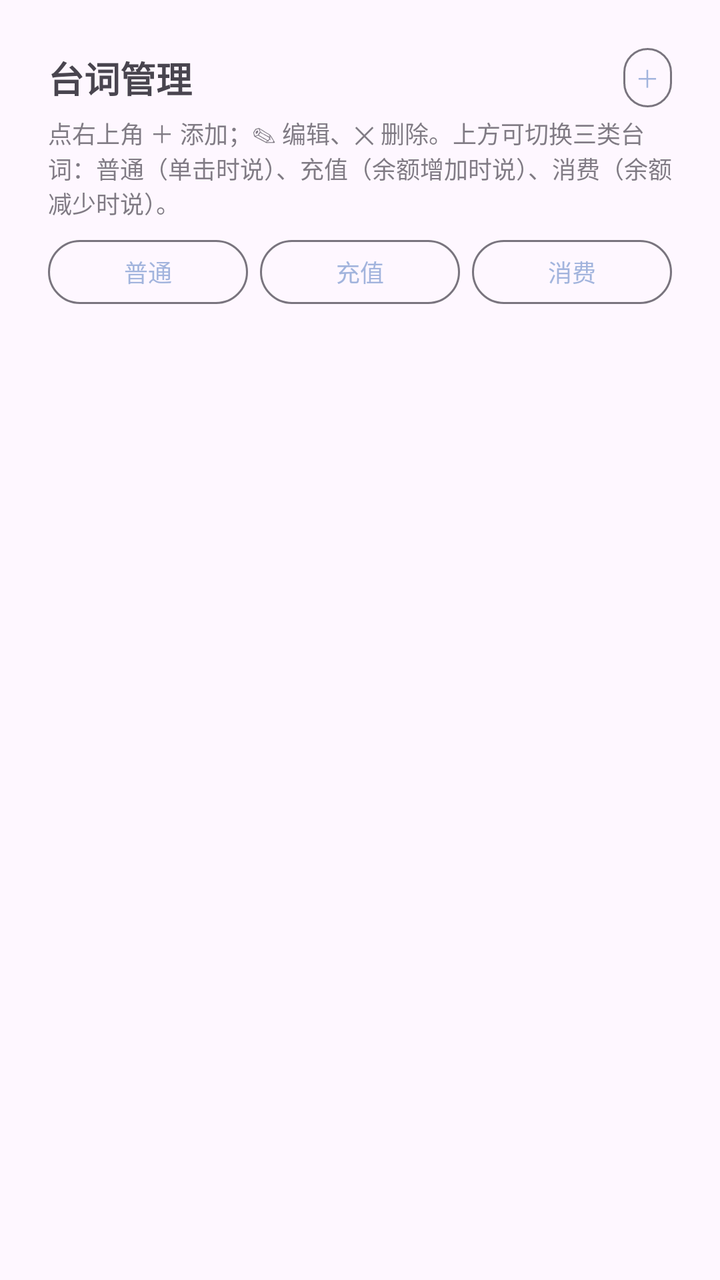
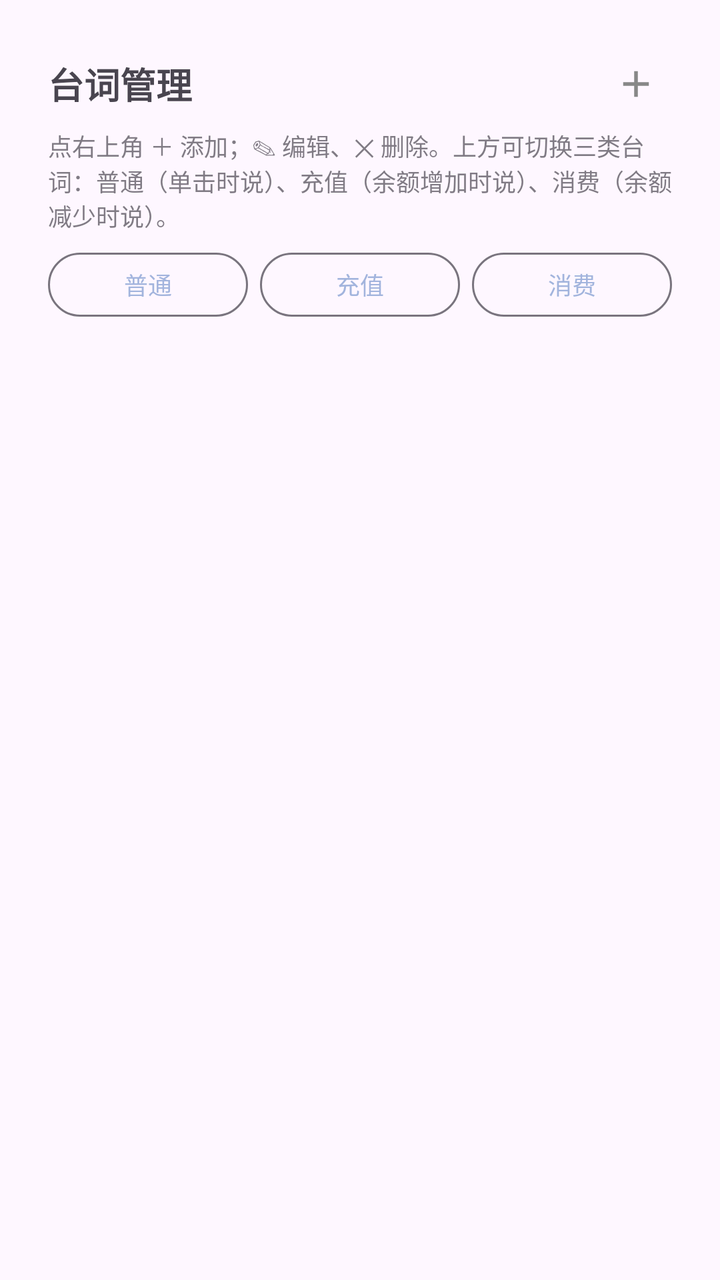

Before-and-after screenshots of an Android layout around one commit, followed by the original layout XML and the change that was made.
<!-- AndroidManifest.xml: application theme Theme.WhalePet -->
<!-- res/layout/page_lines.xml -->
<?xml version="1.0" encoding="utf-8"?>
<ScrollView xmlns:android="http://schemas.android.com/apk/res/android"
    android:layout_width="match_parent"
    android:layout_height="match_parent"
    android:fillViewport="true">

    <LinearLayout
        android:layout_width="match_parent"
        android:layout_height="wrap_content"
        android:orientation="vertical"
        android:padding="24dp">

        
        <LinearLayout
            android:layout_width="match_parent"
            android:layout_height="wrap_content"
            android:gravity="center_vertical"
            android:orientation="horizontal">

            <TextView
                android:layout_width="0dp"
                android:layout_height="wrap_content"
                android:layout_weight="1"
                android:text="@string/lines_title"
                android:textSize="18sp"
                android:textStyle="bold" />

            <Button
                android:id="@+id/btn_add_line"
                style="?attr/materialButtonOutlinedStyle"
                android:layout_width="wrap_content"
                android:layout_height="wrap_content"
                android:contentDescription="@string/add_line_hint"
                android:insetBottom="0dp"
                android:insetTop="0dp"
                android:minHeight="28dp"
                android:minWidth="0dp"
                android:paddingLeft="6dp"
                android:paddingRight="6dp"
                android:text="＋"
                android:textSize="12sp" />
        </LinearLayout>

        <TextView
            android:layout_width="match_parent"
            android:layout_height="wrap_content"
            android:layout_marginTop="4dp"
            android:alpha="0.7"
            android:text="@string/lines_hint"
            android:textSize="12sp" />

        
        <LinearLayout
            android:layout_width="match_parent"
            android:layout_height="wrap_content"
            android:layout_marginTop="10dp"
            android:orientation="horizontal">

            <Button
                android:id="@+id/tab_line_normal"
                style="?attr/materialButtonOutlinedStyle"
                android:layout_width="0dp"
                android:layout_height="wrap_content"
                android:layout_weight="1"
                android:insetBottom="0dp"
                android:insetTop="0dp"
                android:minHeight="32dp"
                android:minWidth="0dp"
                android:text="@string/line_type_normal"
                android:textSize="12sp" />

            <Button
                android:id="@+id/tab_line_gain"
                style="?attr/materialButtonOutlinedStyle"
                android:layout_width="0dp"
                android:layout_height="wrap_content"
                android:layout_marginStart="6dp"
                android:layout_weight="1"
                android:insetBottom="0dp"
                android:insetTop="0dp"
                android:minHeight="32dp"
                android:minWidth="0dp"
                android:text="@string/line_type_gain"
                android:textSize="12sp" />

            <Button
                android:id="@+id/tab_line_loss"
                style="?attr/materialButtonOutlinedStyle"
                android:layout_width="0dp"
                android:layout_height="wrap_content"
                android:layout_marginStart="6dp"
                android:layout_weight="1"
                android:insetBottom="0dp"
                android:insetTop="0dp"
                android:minHeight="32dp"
                android:minWidth="0dp"
                android:text="@string/line_type_loss"
                android:textSize="12sp" />
        </LinearLayout>

        <LinearLayout
            android:id="@+id/ll_lines"
            android:layout_width="match_parent"
            android:layout_height="wrap_content"
            android:layout_marginTop="12dp"
            android:orientation="vertical" />
    </LinearLayout>
</ScrollView>
<!-- resources referenced by this layout -->
<resources>
  <string name="add_line_hint">添加台词</string>
  <string name="line_type_gain">充值</string>
  <string name="line_type_loss">消费</string>
  <string name="line_type_normal">普通</string>
  <string name="lines_hint">点右上角 ＋ 添加；✎ 编辑、✕ 删除。上方可切换三类台词：普通（单击时说）、充值（余额增加时说）、消费（余额减少时说）。</string>
  <string name="lines_title">台词管理</string>
  <style name="Theme.WhalePet" parent="Theme.Material3.DayNight.NoActionBar">
          
          <item name="colorPrimary">#A2B4DD</item>
          <item name="colorOnPrimary">#FFFFFF</item>
          <item name="colorPrimaryContainer">#D6DEF2</item>
          <item name="colorOnPrimaryContainer">#22315E</item>
          <item name="android:statusBarColor">@android:color/transparent</item>
      </style>
</resources>

<!-- the commit's change to res/layout/page_lines.xml (unified diff, before → after) -->
@@ -25,20 +25,15 @@
                 android:textSize="18sp"
                 android:textStyle="bold" />
 
-            <Button
+            <ImageButton
                 android:id="@+id/btn_add_line"
-                style="?attr/materialButtonOutlinedStyle"
-                android:layout_width="wrap_content"
-                android:layout_height="wrap_content"
+                android:layout_width="36dp"
+                android:layout_height="36dp"
+                android:background="@null"
                 android:contentDescription="@string/add_line_hint"
-                android:insetBottom="0dp"
-                android:insetTop="0dp"
-                android:minHeight="28dp"
-                android:minWidth="0dp"
-                android:paddingLeft="6dp"
-                android:paddingRight="6dp"
-                android:text="＋"
-                android:textSize="12sp" />
+                android:padding="7dp"
+                android:scaleType="fitCenter"
+                android:src="@drawable/ic_add_line" />
         </LinearLayout>
 
         <TextView
<!-- resource entries referenced after the edit -->
@@ -1,5 +1,16 @@
 <!-- resources referenced by this layout -->
 <resources>
+  <!-- drawable ic_add_line (drawable) -->
+  <?xml version="1.0" encoding="utf-8"?>
+  <vector xmlns:android="http://schemas.android.com/apk/res/android"
+      android:width="24dp"
+      android:height="24dp"
+      android:viewportWidth="24"
+      android:viewportHeight="24">
+      <path
+          android:fillColor="#FF888888"
+          android:pathData="M19,13h-6v6h-2v-6H5v-2h6V5h2v6h6v2z" />
+  </vector>
   <string name="add_line_hint">添加台词</string>
   <string name="line_type_gain">充值</string>
   <string name="line_type_loss">消费</string>
